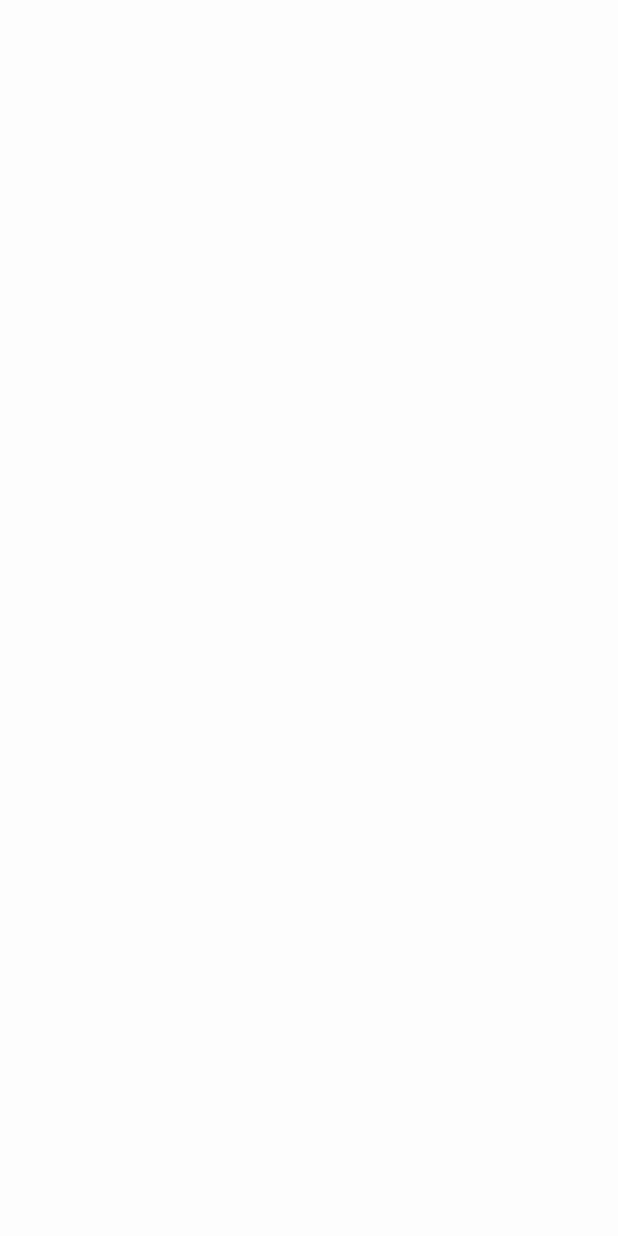
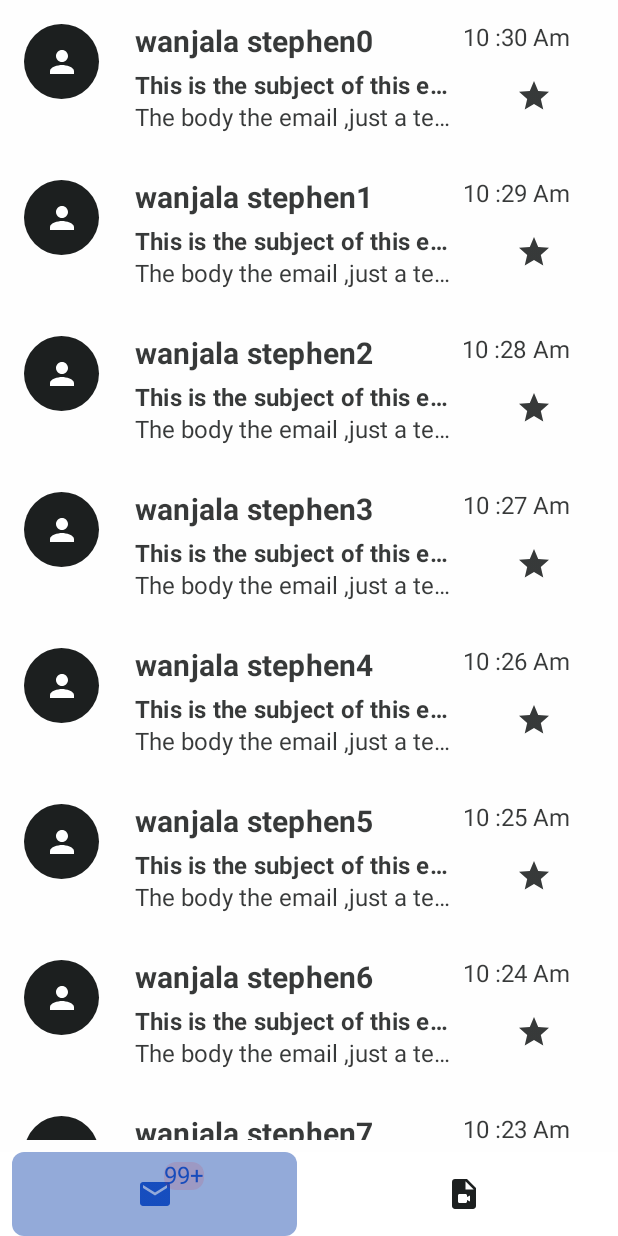
Before and after one commit to stephenWanjala/Gmail_Ui, an Android app built with Jetpack Compose: the screen it shows after launch (MainActivity), on a phone screen of 412 x 824 dp. Before the commit the screen is empty. Run offline under Robolectric (Android 15) with nearby library versions, the phone set to English and light mode, and no system bars; our stand-ins replace Dagger/Hilt's generated code.

Commit message:
bottom nav en sample list item mail

```diff
--- a/app/src/main/AndroidManifest.xml
+++ b/app/src/main/AndroidManifest.xml
@@ -3,7 +3,7 @@
     xmlns:tools="http://schemas.android.com/tools">
     <uses-permission android:name="android.permission.INTERNET"/>
     <application
-        android:name=".App"
+        android:name=".GmailApp"
         android:allowBackup="true"
         android:dataExtractionRules="@xml/data_extraction_rules"
         android:fullBackupContent="@xml/backup_rules"
--- a/app/src/main/java/com/wantech/gmailui/App.kt
+++ b/app/src/main/java/com/wantech/gmailui/GmailApp.kt
@@ -4,4 +4,4 @@ import android.app.Application
 import dagger.hilt.android.HiltAndroidApp
 
 @HiltAndroidApp
-class App: Application()
+class GmailApp: Application()
--- /dev/null
+++ b/app/src/main/java/com/wantech/gmailui/di/AppModule.kt
@@ -0,0 +1,11 @@
+package com.wantech.gmailui.di
+
+import dagger.Module
+import dagger.hilt.InstallIn
+import dagger.hilt.components.SingletonComponent
+
+
+@Module
+@InstallIn(SingletonComponent::class)
+object AppModule {
+}
--- /dev/null
+++ b/app/src/main/java/com/wantech/gmailui/feature_composeMail/presentation/components/TextFieldState.kt
@@ -0,0 +1,7 @@
+package com.wantech.gmailui.feature_composeMail.presentation.components
+
+data class TextFieldState(
+    val text: String = "",
+    val hint: String = "",
+    val isHintVisible: Boolean = true
+)
--- /dev/null
+++ b/app/src/main/java/com/wantech/gmailui/feature_composeMail/presentation/components/TransparentTextField.kt
@@ -0,0 +1,47 @@
+package com.wantech.gmailui.feature_composeMail.presentation.components
+
+import androidx.compose.foundation.layout.Box
+import androidx.compose.foundation.layout.fillMaxWidth
+import androidx.compose.foundation.text.BasicTextField
+import androidx.compose.foundation.text.KeyboardOptions
+import androidx.compose.material.Text
+import androidx.compose.runtime.Composable
+import androidx.compose.ui.Modifier
+import androidx.compose.ui.focus.FocusState
+import androidx.compose.ui.focus.onFocusChanged
+import androidx.compose.ui.graphics.Color
+import androidx.compose.ui.text.TextStyle
+import androidx.compose.ui.text.input.ImeAction
+
+@Composable
+fun TransparentHintTextField(
+    modifier: Modifier,
+    text: String,
+    hint: String,
+    isHintVisible: Boolean = true,
+    onValueChange: (String) -> Unit,
+    textStyle: TextStyle = TextStyle(),
+    singleLine: Boolean = false,
+    onFocusChange: (FocusState) -> Unit,
+    keyboardOptions: KeyboardOptions = KeyboardOptions(imeAction = ImeAction.Next)
+) {
+
+    Box(modifier = modifier) {
+        BasicTextField(
+            value = text,
+            onValueChange = onValueChange,
+            singleLine = singleLine,
+            keyboardOptions =keyboardOptions,
+            textStyle = textStyle,
+            modifier = Modifier
+                .fillMaxWidth()
+                .onFocusChanged { onFocusChange (it)},
+
+
+            )
+        if (isHintVisible) {
+            Text(text = hint, style = textStyle, color = Color.DarkGray)
+        }
+    }
+
+}
--- /dev/null
+++ b/app/src/main/java/com/wantech/gmailui/feature_homeMail/data/datasource/EmailDao.kt
@@ -0,0 +1,7 @@
+package com.wantech.gmailui.feature_homeMail.data.datasource
+
+import androidx.room.Dao
+
+@Dao
+interface EmailDao {
+}
--- a/app/src/main/java/com/wantech/gmailui/feature_homeMail/domain/model/Email.kt
+++ b/app/src/main/java/com/wantech/gmailui/feature_homeMail/domain/model/Email.kt
@@ -9,7 +9,7 @@ import com.wantech.gmailui.feature_homeMail.domain.util.MailUserGroup
 data class Email(
     @PrimaryKey(autoGenerate = true) val mailId: Int,
     val address: MailUserGroup,
-    val MailSubject: String,
+    val mailSubject: String,
     val mailBody: String,
     val timeOfMail: MailTime,
     val isStarred: Boolean = false
--- a/app/src/main/java/com/wantech/gmailui/feature_homeMail/domain/util/MailUser.kt
+++ b/app/src/main/java/com/wantech/gmailui/feature_homeMail/domain/util/MailUser.kt
@@ -1,14 +1,16 @@
 package com.wantech.gmailui.feature_homeMail.domain.util
+
+import com.wantech.gmailui.R
 
 sealed class MailUser {
     data class MailSender(
         val senderName: String,
         val senderEmail: String,
-        val senderPic: Int? = null
+        val senderPic: Int? = R.drawable.ic_launcher_background
     ) : MailUser()
     data class MailReceiver(
         val senderName: String,
         val receiverEmail: String,
-        val receiverPic: Int? = null
+        val receiverPic: Int? = R.drawable.ic_launcher_background
     ) : MailUser()
 }
--- a/app/src/main/java/com/wantech/gmailui/feature_homeMail/domain/util/MailUserGroup.kt
+++ b/app/src/main/java/com/wantech/gmailui/feature_homeMail/domain/util/MailUserGroup.kt
@@ -1,6 +1,6 @@
 package com.wantech.gmailui.feature_homeMail.domain.util
 
 data class MailUserGroup(
-    val Sender:MailUser.MailSender,
+    val sender:MailUser.MailSender,
     val  receiver: MailUser.MailReceiver
 )
--- /dev/null
+++ b/app/src/main/java/com/wantech/gmailui/feature_homeMail/presentation/HomeMailScreen.kt
@@ -0,0 +1,36 @@
+package com.wantech.gmailui.feature_homeMail.presentation
+
+import android.os.Build
+import androidx.annotation.RequiresApi
+import androidx.compose.foundation.layout.fillMaxWidth
+import androidx.compose.foundation.layout.padding
+import androidx.compose.foundation.lazy.LazyColumn
+import androidx.compose.runtime.Composable
+import androidx.compose.ui.Modifier
+import androidx.compose.ui.unit.dp
+import androidx.navigation.NavHostController
+import com.wantech.gmailui.feature_homeMail.presentation.components.MailListItem
+import java.time.LocalDateTime.now
+
+@RequiresApi(Build.VERSION_CODES.O)
+@Composable
+fun HomeMailScreen(navController: NavHostController) {
+
+
+    LazyColumn(
+        modifier = Modifier
+            .padding(bottom = 64.dp)
+            .fillMaxWidth()
+    ) {
+        items(21) {
+            MailListItem(
+                onclickProfile = { /*TODO*/ },
+                onclickStarred = { /*TODO*/ },
+                senderName = "wanjala stephen$it",
+                subjectOfMail = "This is the subject of this email r just not much imp",
+                bodyOfMail = "The body the email ,just a test body nothing much here see",
+                time = "${now().hour} :${now().minute - it} ${if (now().hour >= 12) "Pm" else "Am"}"
+            )
+        }
+    }
+}
--- a/app/src/main/java/com/wantech/gmailui/feature_homeMail/presentation/MainActivity.kt
+++ b/app/src/main/java/com/wantech/gmailui/feature_homeMail/presentation/MainActivity.kt
@@ -5,13 +5,21 @@ import androidx.activity.ComponentActivity
 import androidx.activity.compose.setContent
 import androidx.compose.foundation.layout.fillMaxSize
 import androidx.compose.material.MaterialTheme
+import androidx.compose.material.Scaffold
 import androidx.compose.material.Surface
-import androidx.compose.material.Text
-import androidx.compose.runtime.Composable
+import androidx.compose.material.icons.Icons
+import androidx.compose.material.icons.filled.Mail
+import androidx.compose.material.icons.filled.VideoFile
+import androidx.compose.material.rememberScaffoldState
 import androidx.compose.ui.Modifier
-import androidx.compose.ui.tooling.preview.Preview
+import androidx.navigation.compose.rememberNavController
+import com.wantech.gmailui.feature_homeMail.presentation.components.BottomNavigationBar
+import com.wantech.gmailui.feature_homeMail.presentation.util.MenuItem
+import com.wantech.gmailui.feature_homeMail.presentation.util.Screen
 import com.wantech.gmailui.ui.theme.GmailUiTheme
+import dagger.hilt.android.AndroidEntryPoint
 
+@AndroidEntryPoint
 class MainActivity : ComponentActivity() {
     override fun onCreate(savedInstanceState: Bundle?) {
         super.onCreate(savedInstanceState)
@@ -22,23 +30,45 @@ class MainActivity : ComponentActivity() {
                     modifier = Modifier.fillMaxSize(),
                     color = MaterialTheme.colors.background
                 ) {
+                    val navController = rememberNavController()
 
+                    val scaffoldState = rememberScaffoldState()
+//                    val scope = rememberCoroutineScope()
+
+                    Scaffold(
+                        scaffoldState = scaffoldState,
+                        bottomBar = {
+                            BottomNavigationBar(
+                                bottomNavItems = listOf(
+                                    MenuItem(
+                                        id = Screen.HomeScreen.route,
+                                        name = Screen.HomeScreen.route,
+                                        icon = Icons.Default.Mail,
+                                        description = "home screen",
+                                        route = Screen.HomeScreen.route,
+                                        badgeCount = 200
+                                    ),
+                                    MenuItem(
+                                        id = Screen.MeetScreen.route,
+                                        name = Screen.MeetScreen.route,
+                                        icon = Icons.Default.VideoFile,
+                                        description = "meetings screen",
+                                        route = Screen.MeetScreen.route,
+                                    )
+                                ),
+                                navHostController = navController,
+                                onItemClick = { menuItem ->
+                                    navController.navigate(menuItem.route)
+                                }
+                            )
+                        }
+                    ) {
+                        NavigationHost(navController = navController)
+                        it.calculateBottomPadding()
+                    }
 
                 }
             }
         }
     }
 }
-
-@Composable
-fun Greeting(name: String) {
-    Text(text = "Hello $name!")
-}
-
-@Preview(showBackground = true)
-@Composable
-fun DefaultPreview() {
-    GmailUiTheme {
-        Greeting("Android")
-    }
-}
--- /dev/null
+++ b/app/src/main/java/com/wantech/gmailui/feature_homeMail/presentation/NavigationHost.kt
@@ -0,0 +1,23 @@
+package com.wantech.gmailui.feature_homeMail.presentation
+
+import androidx.compose.runtime.Composable
+import androidx.navigation.NavHostController
+import androidx.navigation.compose.NavHost
+import androidx.navigation.compose.composable
+import com.wantech.gmailui.feature_homeMail.presentation.util.Screen
+import com.wantech.gmailui.feature_meet.presentation.MeetingsScreen
+
+@Composable
+fun NavigationHost(navController: NavHostController) {
+    NavHost(
+        navController = navController,
+        startDestination = Screen.HomeScreen.route
+    ) {
+        composable(Screen.HomeScreen.route) {
+            HomeMailScreen(navController)
+        }
+        composable(Screen.MeetScreen.route) {
+            MeetingsScreen()
+        }
+    }
+}
--- /dev/null
+++ b/app/src/main/java/com/wantech/gmailui/feature_homeMail/presentation/components/BottomNavigationBar.kt
@@ -0,0 +1,96 @@
+package com.wantech.gmailui.feature_homeMail.presentation.components
+
+import androidx.compose.foundation.background
+import androidx.compose.foundation.isSystemInDarkTheme
+import androidx.compose.foundation.layout.Arrangement
+import androidx.compose.foundation.layout.Column
+import androidx.compose.foundation.layout.fillMaxWidth
+import androidx.compose.foundation.layout.padding
+import androidx.compose.foundation.shape.RoundedCornerShape
+import androidx.compose.material.*
+import androidx.compose.runtime.Composable
+import androidx.compose.ui.Alignment
+import androidx.compose.ui.Modifier
+import androidx.compose.ui.graphics.Color
+import androidx.compose.ui.unit.dp
+import androidx.navigation.NavHostController
+import androidx.navigation.compose.currentBackStackEntryAsState
+import com.wantech.gmailui.feature_homeMail.presentation.util.MenuItem
+import com.wantech.gmailui.ui.theme.BadgeColor
+import com.wantech.gmailui.ui.theme.NavLight
+import com.wantech.gmailui.ui.theme.NavNight
+
+@Composable
+fun BottomNavigationBar(
+    bottomNavItems: List<MenuItem>,
+    navHostController: NavHostController,
+    modifier: Modifier = Modifier,
+    onItemClick: (MenuItem) -> Unit
+) {
+
+    BottomNavigation(
+        modifier = modifier
+            .fillMaxWidth(),
+        backgroundColor = MaterialTheme.colors.surface,
+        elevation = 0.dp
+    ) {
+        val backStackEntry = navHostController.currentBackStackEntryAsState()
+        bottomNavItems.forEach { menuItem ->
+            val selected = menuItem.route == backStackEntry.value?.destination?.route
+            BottomNavigationItem(
+                selected = selected,
+                alwaysShowLabel = false,
+                onClick = { onItemClick(menuItem) },
+                selectedContentColor = MaterialTheme.colors.primary,
+                unselectedContentColor = MaterialTheme.colors.onSurface,
+                modifier = Modifier
+                    .padding(horizontal = 8.dp)
+                    .background(
+                        color = if (selected) {
+                            if (isSystemInDarkTheme()) NavNight else NavLight
+                        } else Color.Unspecified,
+                        shape = RoundedCornerShape(8.dp)
+                    ),
+                icon = {
+                    Column(
+                        horizontalAlignment = Alignment.CenterHorizontally,
+                        verticalArrangement = Arrangement.Center,
+
+
+                        ) {
+                        if (menuItem.badgeCount > 0) {
+                            BadgedBox(
+                                badge = {
+                                    Text(
+                                        text = "${if (menuItem.badgeCount > 99) "99+" else menuItem.badgeCount}",
+                                        modifier = Modifier.background(
+                                            color = BadgeColor.copy(alpha = 0.1f),
+                                            shape = RoundedCornerShape(8.dp)
+                                        )
+                                    )
+                                },
+
+                                ) {
+                                Icon(
+                                    modifier = Modifier.align(Alignment.BottomStart),
+                                    imageVector = menuItem.icon,
+                                    contentDescription = menuItem.description,
+//                                    tint = if(selected) MaterialTheme.colors.primary else MaterialTheme.colors.onSurface
+                                )
+                            }
+                        } else {
+                            Icon(
+                                imageVector = menuItem.icon,
+                                contentDescription = menuItem.description,
+//                                tint = if(selected) MaterialTheme.colors.primary else MaterialTheme.colors.onSurface
+                            )
+                        }
+
+                    }
+                },
+//                label = { Text(text = menuItem.name) }
+            )
+        }
+    }
+
+}
--- /dev/null
+++ b/app/src/main/java/com/wantech/gmailui/feature_homeMail/presentation/components/MailListItem.kt
@@ -0,0 +1,150 @@
+package com.wantech.gmailui.feature_homeMail.presentation.components
+
+
+import androidx.compose.foundation.background
+import androidx.compose.foundation.clickable
+import androidx.compose.foundation.layout.*
+import androidx.compose.foundation.shape.CircleShape
+import androidx.compose.foundation.shape.RoundedCornerShape
+import androidx.compose.material.Icon
+import androidx.compose.material.IconButton
+import androidx.compose.material.MaterialTheme
+import androidx.compose.material.Text
+import androidx.compose.material.icons.Icons
+import androidx.compose.material.icons.filled.Person
+import androidx.compose.material.icons.filled.Star
+import androidx.compose.runtime.Composable
+import androidx.compose.ui.Alignment
+import androidx.compose.ui.Modifier
+import androidx.compose.ui.draw.clip
+import androidx.compose.ui.graphics.Color
+import androidx.compose.ui.text.font.FontWeight
+import androidx.compose.ui.text.style.TextOverflow
+import androidx.compose.ui.unit.dp
+
+@Composable
+fun MailListItem(
+    modifier: Modifier = Modifier,
+    onclickProfile: () -> Unit,
+    onclickStarred: () -> Unit,
+    senderName:String,
+    subjectOfMail: String,
+    bodyOfMail:String,
+    time:String
+
+) {
+    Row(
+        modifier = modifier
+            .fillMaxWidth()
+//            .background(
+//                MaterialTheme.colors.onPrimary.copy(0.1f),
+//                shape = RoundedCornerShape(8.dp)
+//            )
+            .padding(16.dp)
+            .clip(RoundedCornerShape(8.dp))
+    ) {
+        ProfilePicture(onclickProfile)
+        Spacer(modifier = Modifier.width(8.dp))
+        NameAndTime(
+            userName = senderName,
+            subjectOfMail=subjectOfMail,
+            timeSent = time,
+            onclickStarred = onclickStarred,
+            mailBody = bodyOfMail
+        )
+
+    }
+}
+
+
+@Composable
+fun ProfilePicture(onclickProfile: () -> Unit) {
+    IconButton(
+        onClick = { onclickProfile() },
+        modifier = Modifier
+            .size(50.dp)
+            .background(
+                color = MaterialTheme.colors.onSurface,
+                shape = CircleShape,
+            )
+            .clickable { onclickProfile() }
+            .clip(CircleShape)
+    ) {
+        Icon(
+            imageVector = Icons.Default.Person, contentDescription = null,
+            tint = Color.White
+        )
+    }
+}
+
+@Composable
+fun NameAndTime(
+    userName: String,
+    subjectOfMail: String,
+    mailBody: String,
+    timeSent: String,
+    onclickStarred: () -> Unit
+) {
+    Column(
+        modifier = Modifier
+            .fillMaxWidth()
+//        .clip(RoundedCornerShape(8.dp))
+    ) {
+
+
+        Row(
+            modifier =
+            Modifier
+                .fillMaxWidth()
+                .padding(horizontal = 16.dp),
+            horizontalArrangement = Arrangement.SpaceBetween,
+            verticalAlignment = Alignment.Top
+        ) {
+            Text(
+                text = userName,
+                fontWeight = FontWeight.Bold,
+                style = MaterialTheme.typography.h6,
+                modifier = Modifier
+            )
+            Text(
+                text = timeSent,
+                style = MaterialTheme.typography.body1,
+                modifier = Modifier
+            )
+        }
+//    Spacer(modifier = Modifier.height(8.dp))
+        Row(
+            modifier = Modifier
+                .fillMaxWidth()
+                .padding(horizontal = 16.dp),
+            horizontalArrangement = Arrangement.SpaceBetween,
+            verticalAlignment = Alignment.Bottom
+        ) {
+            Column(modifier = Modifier.fillMaxWidth(0.75F)) {
+                Text(
+                    text = subjectOfMail,
+                    fontWeight = FontWeight.Bold,
+                    style = MaterialTheme.typography.subtitle1,
+                    modifier = Modifier,
+                    maxLines = 1,
+                    overflow = TextOverflow.Ellipsis,
+                )
+                Text(
+                    text = mailBody,
+                    style = MaterialTheme.typography.body1,
+                    modifier = Modifier,
+                    maxLines = 1,
+                    overflow = TextOverflow.Ellipsis,
+                )
+            }
+            IconButton(onClick = { onclickStarred() }) {
+                Icon(
+                    imageVector = Icons.Default.Star,
+                    contentDescription = "starred",
+
+                    )
+            }
+        }
+    }
+
+}
--- /dev/null
+++ b/app/src/main/java/com/wantech/gmailui/feature_homeMail/presentation/util/MenuItem.kt
@@ -0,0 +1,12 @@
+package com.wantech.gmailui.feature_homeMail.presentation.util
+
+import androidx.compose.ui.graphics.vector.ImageVector
+
+data class MenuItem(
+    val id: String,
+    val name: String,
+    val icon: ImageVector,
+    val route: String,
+    val description: String,
+    val badgeCount: Int = 0
+)
--- /dev/null
+++ b/app/src/main/java/com/wantech/gmailui/feature_homeMail/presentation/util/Screen.kt
@@ -0,0 +1,8 @@
+package com.wantech.gmailui.feature_homeMail.presentation.util
+
+sealed class Screen(val route:String){
+    object HomeScreen:Screen(route = "home_screen")
+    object  MeetScreen:Screen(route = "meet_screen")
+    object SearchScreen:Screen(route = "search_screen")
+    object  ComposeEmailScreen:Screen(route = "compose_mail")
+}
--- /dev/null
+++ b/app/src/main/java/com/wantech/gmailui/feature_meet/presentation/MeettingsScreen.kt
@@ -0,0 +1,26 @@
+package com.wantech.gmailui.feature_meet.presentation
+
+import androidx.compose.foundation.background
+import androidx.compose.foundation.layout.Box
+import androidx.compose.foundation.layout.fillMaxSize
+import androidx.compose.foundation.layout.fillMaxWidth
+import androidx.compose.material.MaterialTheme
+import androidx.compose.material.Surface
+import androidx.compose.material.Text
+import androidx.compose.runtime.Composable
+import androidx.compose.ui.Alignment
+import androidx.compose.ui.Modifier
+
+@Composable
+fun MeetingsScreen() {
+    Surface(
+        modifier = Modifier
+            .fillMaxSize()
+            .background(MaterialTheme.colors.surface)
+    ) {
+        Box(modifier = Modifier.fillMaxWidth(),
+        contentAlignment = Alignment.Center){
+            Text(text = "Hello World Meeting", color = MaterialTheme.colors.onSurface)
+        }
+    }
+}
--- a/app/src/main/java/com/wantech/gmailui/ui/theme/Color.kt
+++ b/app/src/main/java/com/wantech/gmailui/ui/theme/Color.kt
@@ -4,8 +4,10 @@ import androidx.compose.ui.graphics.Color
 
 
 
-val PrimaryDark = Color(0x8E092151)
-val PrimaryLight = Color(0xEB0752F4)
+val PrimaryDark = Color(0xCC4F7ACE)
+val PrimaryLight = Color(0xE30742BB)
+val NavNight = Color(0xD4343C4D)
+val NavLight = Color(0xD47E99D2)
 val OnPrimaryLight = Color(0xFB0F1212)
 val OnPrimaryNight = Color(0xFBE1F4F4)
 val OnSurfaceNight = Color(0xFBD6E4E4)
@@ -13,3 +15,4 @@ val OnSurfaceLight = Color(0xFB191C1C)
 val SurfaceLight = Color(0x6FFFFFFF)
 val SurfaceNight = Color(0xFB0F1212)
 val SecondaryColor=Color(0xF66A8D97)
+val BadgeColor=Color(0x43F00000)
--- a/app/src/main/res/values/themes.xml
+++ b/app/src/main/res/values/themes.xml
@@ -2,6 +2,6 @@
 <resources>
 
     <style name="Theme.GmailUi" parent="android:Theme.Material.Light.NoActionBar">
-        <item name="android:statusBarColor">#C4FFFFFF</item>
+        <item name="android:statusBarColor">#6FFFFFFF</item>
     </style>
 </resources>
```
Also changed, not shown: app/build.gradle (+9 -2 lines).
